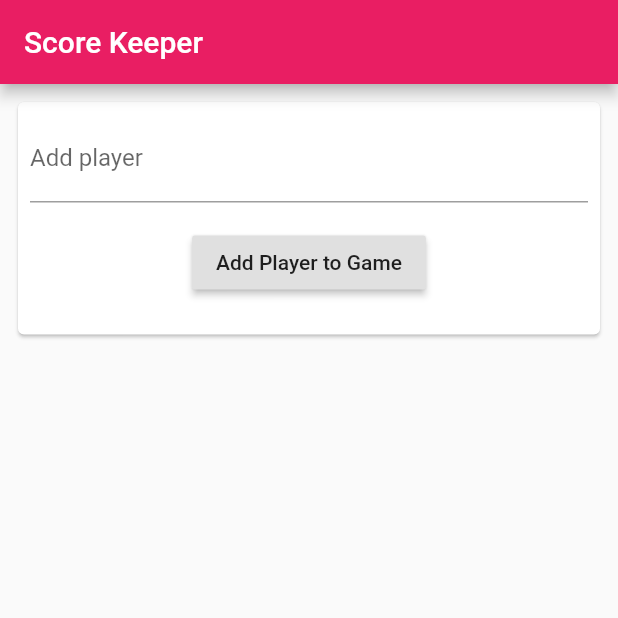
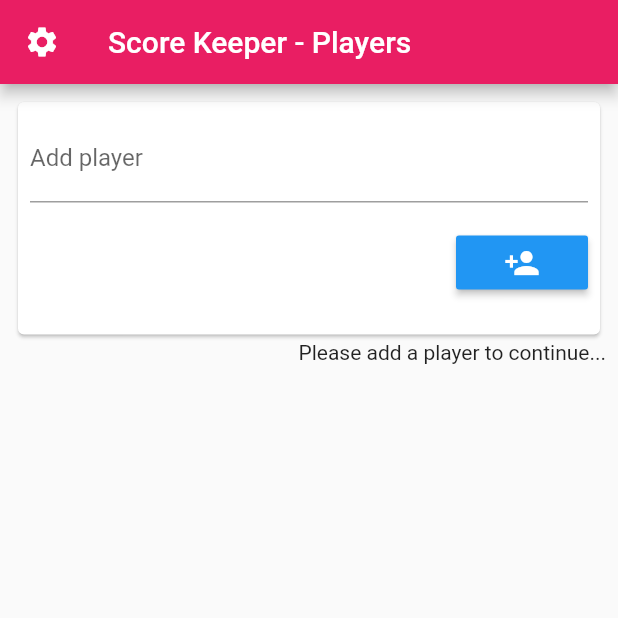
Before and after one commit to TylerSustare/flutter-score-keeper, a Flutter app: the screen it shows after launch, on a phone screen of 412 x 824 dp, the top half of it. Run offline on Flutter 3.47's test engine with Material 2 defaults, Android fonts, the phone set to English and light mode, and no system bars.

Commit message:
added game screen. can keep score

```diff
--- a/score_keeper/lib/form.dart
+++ b/score_keeper/lib/form.dart
@@ -56,7 +56,8 @@ class PlayerFormState extends State<PlayerForm> {
                   }
                   if (this.playerList.length > 0) {
                     final playerMap = Map.fromIterable(this.playerList,
-                        key: (player) => player.name, value: (player) => player);
+                        key: (player) => player.name,
+                        value: (player) => player);
                     if (playerMap[value] != null) {
                       return 'Can\'t have duplicate player name';
                     }
@@ -78,7 +79,7 @@ class PlayerFormState extends State<PlayerForm> {
                               content: Text(
                                 'Added "${myController.text}" to game...',
                               ),
-                              duration: Duration(seconds: 2),
+                              duration: Duration(seconds: 1),
                               backgroundColor: Colors.pinkAccent,
                             ),
                           );
@@ -86,11 +87,15 @@ class PlayerFormState extends State<PlayerForm> {
                           myController.clear();
                         }
                       },
-                      child: Text('Add Player to Game'),
+                      child: Icon(
+                        Icons.person_add,
+                        color: Colors.white,
+                      ),
+                      color: Colors.blue,
                     ),
                   ),
                 ],
-                mainAxisAlignment: MainAxisAlignment.center,
+                mainAxisAlignment: MainAxisAlignment.end,
               ),
             ],
           ),
--- /dev/null
+++ b/score_keeper/lib/game_list.dart
@@ -0,0 +1,82 @@
+import 'package:flutter/material.dart';
+import 'dart:core';
+
+import 'package:score_keeper/player.dart';
+
+class GameList extends StatefulWidget {
+  GameList({@required this.players});
+
+  final List<Player> players;
+
+  @override
+  GameListState createState() =>
+      GameListState(players: players);
+}
+
+class GameListState extends State<GameList> {
+  GameListState({@required this.players});
+
+  final List<Player> players;
+
+  @override
+  Widget build(BuildContext context) {
+    return ListView.separated(
+      shrinkWrap: true,
+      // padding: const EdgeInsets.all(8.0),
+      itemCount: players.length,
+      itemBuilder: (BuildContext context, int index) {
+        return new Card(
+          child: new ListTile(
+            leading: Text(
+              '${players[index].score.toInt()}',
+              style: new TextStyle(
+                  color: Colors.blue,
+                  fontWeight: FontWeight.bold,
+                  fontSize: 22),
+            ),
+            title: Text(
+              '${players[index].name}',
+              style: new TextStyle(
+                color: Colors.red,
+              ),
+            ),
+            trailing: Row(
+              children: <Widget>[
+                new FlatButton(
+                  child: new Icon(
+                    Icons.remove,
+                    color: Colors.grey[700],
+                  ),
+                  onPressed: () {
+                    for (var i = 0; i < 100; i++) {
+                      players[index].decrementScore();
+                    }
+                    setState(() => players);
+                  },
+                  key: new Key(
+                    '${players[index].name}-decrement-score',
+                  ),
+                ),
+                new FlatButton(
+                  child: new Icon(
+                    Icons.add,
+                    color: Colors.grey[700],
+                  ),
+                  onPressed: () {
+                    players[index].incrementScore();
+                    setState(() => players);
+                  },
+                  key: new Key(
+                    '${players[index].name}-increment-score',
+                  ),
+                ),
+              ],
+              mainAxisSize: MainAxisSize.min,
+            ),
+          ),
+        );
+      },
+      separatorBuilder: (BuildContext context, int index) => const Divider(),
+    );
+  }
+}
--- a/score_keeper/lib/main.dart
+++ b/score_keeper/lib/main.dart
@@ -2,6 +2,7 @@ import 'package:flutter/material.dart';
 import 'package:score_keeper/form.dart';
 import 'package:score_keeper/player_list.dart';
 import 'package:score_keeper/player.dart';
+import 'package:score_keeper/views/list.dart';
 
 void main() => runApp(MyApp());
 
@@ -17,25 +18,22 @@ class _MyAppState extends State<MyApp> {
   Widget build(BuildContext context) {
     return MaterialApp(
       title: 'Simple Score Keeper',
-      home: SafeArea(
-        child: Scaffold(
-          appBar: AppBar(
-            title: Text('Score Keeper'),
-            backgroundColor: Colors.pink,
+      home: Scaffold(
+        appBar: AppBar(
+          leading: FlatButton(
+            child: Icon(
+              Icons.settings,
+              color: Colors.white,
+            ),
+            onPressed: () {},
           ),
-          body: Center(
-            child: Padding(
-              padding: const EdgeInsets.all(8.0),
-              child: ListView(
-                children: <Widget>[
-                  PlayerForm(
-                      onAddPlayer: this.onAddPlayer, playerList: _playerList),
-                  PlayerList(
-                      name: _playerList, onDeletePlayer: this.onDeletePlayer),
-                ],
-              ),
-            ),
-          ),
+          title: Text('Score Keeper - Players'),
+          backgroundColor: Colors.pink,
+        ),
+        body: PlayerListView(
+          playerList: _playerList,
+          onDeletePlayer: this.onDeletePlayer,
+          onAddPlayer: this.onAddPlayer,
         ),
       ),
     );
@@ -44,7 +42,8 @@ class _MyAppState extends State<MyApp> {
   void onAddPlayer({String name}) {
     Player newPlayer = new Player(name: name);
     this._playerList.add(newPlayer);
-    setState(() => this._playerList); // call set state, telling flutter what piece of state changed
+    setState(() => this
+        ._playerList); // call set state, telling flutter what piece of state changed
     // setState(() => [...this._playerList]); // works
     /* also works
     setState(() {
@@ -56,7 +55,7 @@ class _MyAppState extends State<MyApp> {
   void onDeletePlayer({String playerName}) {
     int index = 0;
     for (var i = 0; i < this._playerList.length; i++) {
-      if (this._playerList[i].name == playerName){
+      if (this._playerList[i].name == playerName) {
         index = i;
         break;
       }
--- a/score_keeper/lib/player_list.dart
+++ b/score_keeper/lib/player_list.dart
@@ -4,20 +4,20 @@ import 'dart:core';
 import 'package:score_keeper/player.dart';
 
 class PlayerList extends StatefulWidget {
-  PlayerList({@required this.name, @required this.onDeletePlayer});
+  PlayerList({@required this.players, @required this.onDeletePlayer});
 
-  final List<Player> name;
+  final List<Player> players;
   final Function onDeletePlayer;
 
   @override
   PlayerListState createState() =>
-      PlayerListState(name: name, onDeletePlayer: onDeletePlayer);
+      PlayerListState(players: players, onDeletePlayer: onDeletePlayer);
 }
 
 class PlayerListState extends State<PlayerList> {
-  PlayerListState({@required this.name, @required this.onDeletePlayer});
+  PlayerListState({@required this.players, @required this.onDeletePlayer});
 
-  final List<Player> name;
+  final List<Player> players;
   final Function onDeletePlayer;
 
   @override
@@ -26,13 +26,13 @@ class PlayerListState extends State<PlayerList> {
       shrinkWrap: true,
       physics: const NeverScrollableScrollPhysics(),
       // padding: const EdgeInsets.all(8.0),
-      itemCount: name.length,
+      itemCount: players.length,
       itemBuilder: (BuildContext context, int index) {
         return new Card(
           child: new ListTile(
             // trailing: Icon(Icons.edit),
             title: Text(
-              '${name[index].name}',
+              '${players[index].name}',
               style: new TextStyle(
                 color: Colors.red,
               ),
@@ -46,25 +46,26 @@ class PlayerListState extends State<PlayerList> {
                 await showDialog(
                   context: context,
                   builder: (_) => new AlertDialog(
-                    title: new Text('Delete "${name[index].name}" from game?'),
+                    title:
+                        new Text('Delete "${players[index].name}" from game?'),
                     content: new Text("This is my content"),
                     actions: <Widget>[
                       Row(
                         children: <Widget>[
                           new FlatButton(
                             onPressed: () {
-                              onDeletePlayer(playerName: name[index].name);
+                              onDeletePlayer(playerName: players[index].name);
                               Navigator.pop(context, 'success');
                             },
                             child: Text('Yes'),
-                            key: new Key('${name[index].name}-delete-confirm'),
+                            key: new Key('${players[index].name}-delete-confirm'),
                           ),
                           new FlatButton(
                             onPressed: () {
                               Navigator.pop(context, 'abandoned');
                             },
                             child: Text('No'),
-                            key: new Key('${name[index].name}-delete-cancel'),
+                            key: new Key('${players[index].name}-delete-cancel'),
                           ),
                         ],
                       ),
@@ -72,7 +73,7 @@ class PlayerListState extends State<PlayerList> {
                   ),
                 );
               },
-              key: new Key('${name[index].name}-delete'),
+              key: new Key('${players[index].name}-delete'),
             ),
           ),
         );
--- /dev/null
+++ b/score_keeper/lib/views/list.dart
@@ -0,0 +1,56 @@
+import 'package:flutter/material.dart';
+import 'package:score_keeper/player_list.dart';
+import 'package:score_keeper/form.dart';
+import 'package:score_keeper/player.dart';
+import 'package:score_keeper/views/game.dart';
+
+class PlayerListView extends StatelessWidget {
+  PlayerListView(
+      {@required this.playerList,
+      @required this.onDeletePlayer,
+      @required this.onAddPlayer});
+
+  final List<Player> playerList;
+  final Function onDeletePlayer;
+  final Function onAddPlayer;
+
+  @override
+  Widget build(BuildContext context) {
+    return Center(
+      child: Padding(
+        padding: const EdgeInsets.all(8.0),
+        child: ListView(
+          children: <Widget>[
+            PlayerForm(onAddPlayer: this.onAddPlayer, playerList: playerList),
+            PlayerList(
+                players: playerList, onDeletePlayer: this.onDeletePlayer),
+            Row(
+              children: <Widget>[
+                playerList.length > 0
+                    ? RaisedButton(
+                        onPressed: () {
+                          Navigator.push(
+                            context,
+                            MaterialPageRoute(
+                              builder: (context) => Game(
+                                playerList: playerList,
+                              ),
+                            ),
+                          );
+                        },
+                        child: Icon(
+                          Icons.play_arrow,
+                          color: Colors.white,
+                        ),
+                        color: Colors.blue,
+                      )
+                    : Text('Please add a player to continue...'),
+              ],
+              mainAxisAlignment: MainAxisAlignment.end,
+            ),
+          ],
+        ),
+      ),
+    );
+  }
+}
```
Also changed, not shown: score_keeper/lib/counter.dart (deleted, +0 -7 lines), score_keeper/lib/views/game.dart (added, +22 -0 lines), score_keeper/lib/screens/list.dart (deleted), 2 other files.
